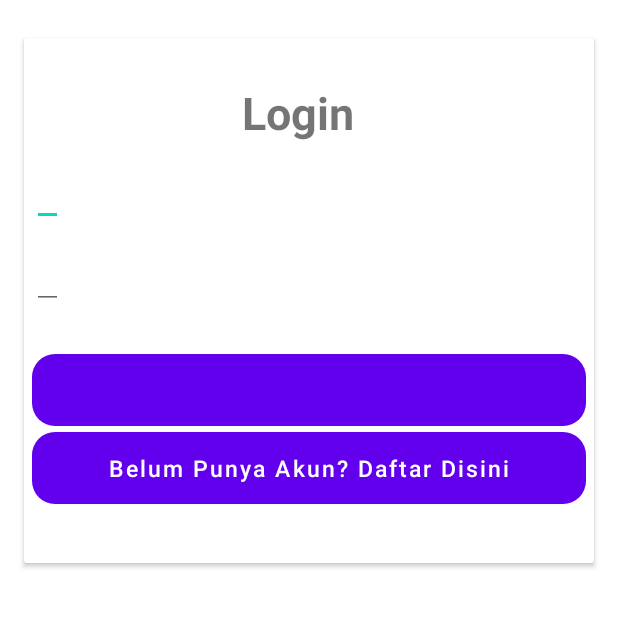
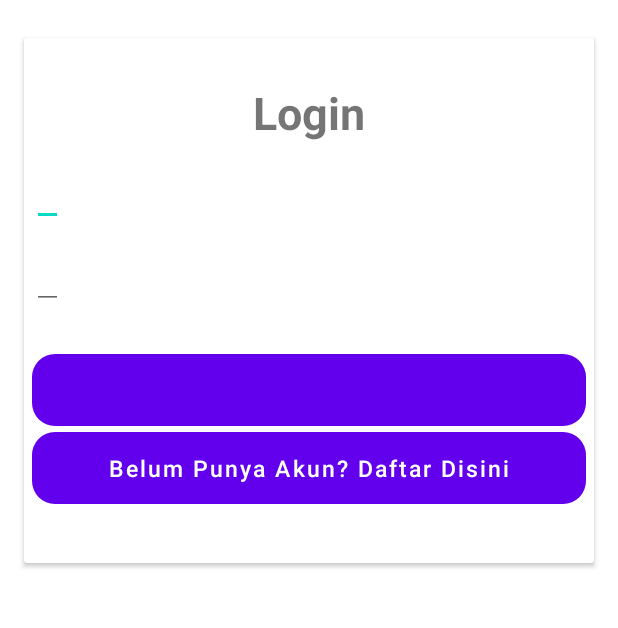
Before and after one commit to priska19/A_KELOMPOK1_MOBILE, an Android app: the screen it shows after launch (LoginActivity), on a phone screen of 412 x 824 dp, the part 528-1156 px from its top. Run offline under Robolectric (Android 15) with nearby library versions, the phone set to English and light mode, and no system bars; plain views replace ExtendedEditText, NoboButton, TextFieldBoxes.

Commit message:
Update activity_login.xml

```diff
--- a/Bakso_Viral_Jember_Mobile/app/src/main/res/layout/activity_login.xml
+++ b/Bakso_Viral_Jember_Mobile/app/src/main/res/layout/activity_login.xml
@@ -33,9 +33,9 @@
             android:orientation="vertical">
 
             <TextView
-                android:layout_width="match_parent"
+                android:layout_width="wrap_content"
                 android:layout_height="wrap_content"
-                android:layout_marginLeft="110dp"
+                android:layout_marginLeft="50dp"
                 android:layout_marginRight="50dp"
                 android:text="Login"
                 android:textSize="30dp"
```
